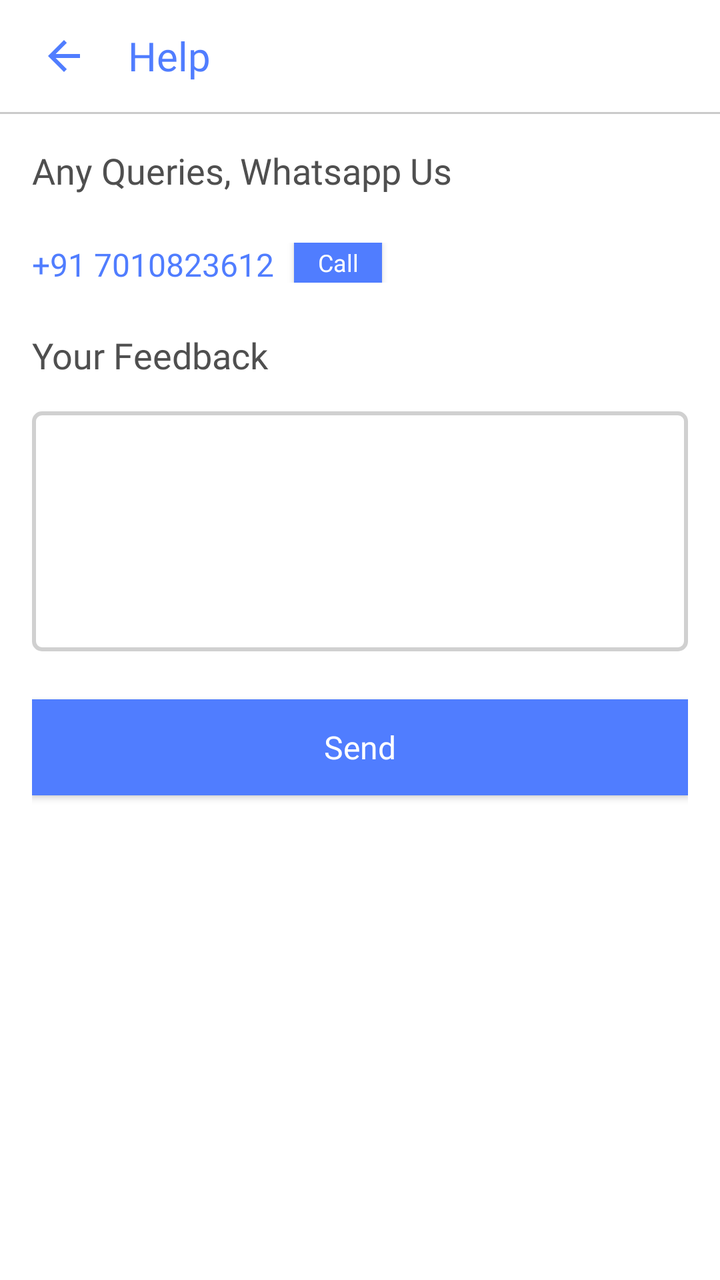
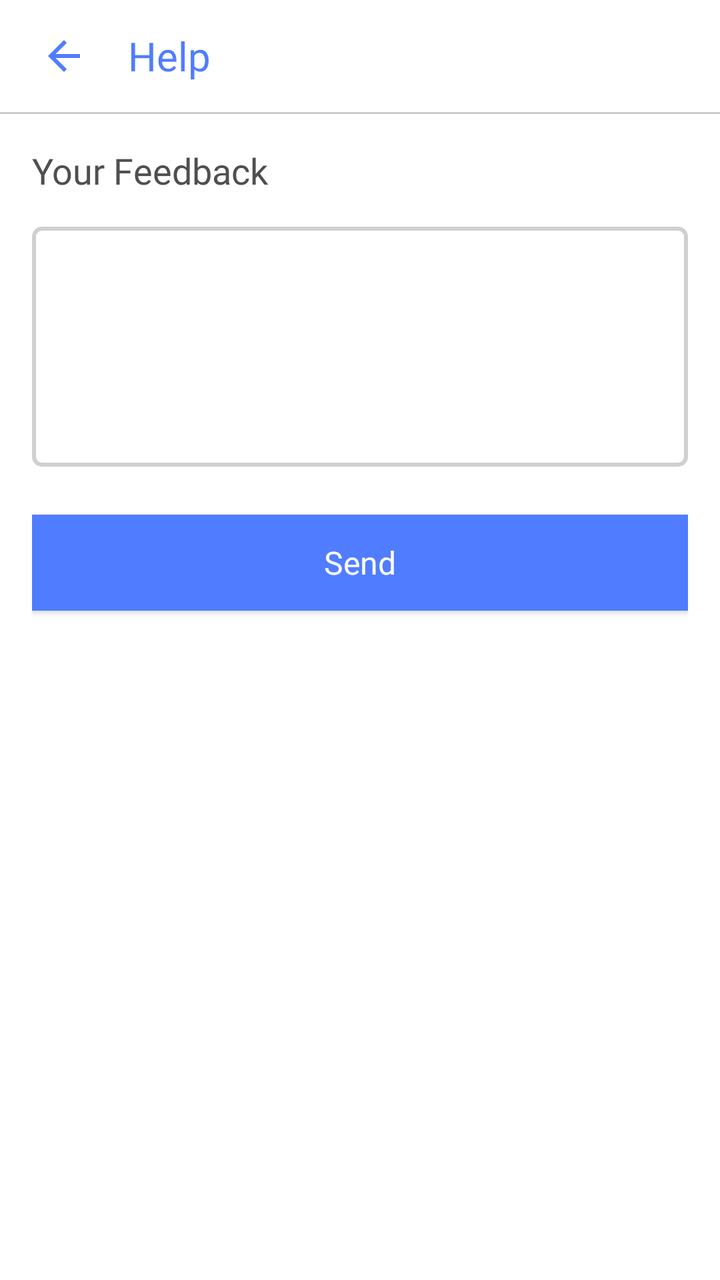

The first picture is an Android layout as it rendered before a commit; the second is the same layout after the commit. The layout source and the unified diff follow.
<!-- AndroidManifest.xml: application theme AppTheme -->
<!-- res/layout/fragment_help.xml -->
<?xml version="1.0" encoding="utf-8"?>
<LinearLayout xmlns:android="http://schemas.android.com/apk/res/android"
    xmlns:app="http://schemas.android.com/apk/res-auto"
    xmlns:tools="http://schemas.android.com/tools"
    android:id="@+id/help_fragment_layout"
    android:layout_width="match_parent"
    android:layout_height="match_parent"
    android:background="@color/white"
    android:orientation="vertical">

    <LinearLayout
        android:layout_width="match_parent"
        android:layout_height="?attr/actionBarSize"
        android:background="@color/white"
        android:orientation="horizontal">

        <ImageButton
            android:id="@+id/help_back"
            android:layout_width="wrap_content"
            android:layout_height="?attr/actionBarSize"
            android:background="@android:color/transparent"
            android:contentDescription="@string/app_name"
            android:paddingStart="20dp"
            android:paddingEnd="20dp"
            app:srcCompat="@drawable/ic_back_blue" />

        <TextView
            style="@style/TextStyle28"
            android:layout_width="0dp"
            android:layout_height="?attr/actionBarSize"
            android:layout_weight="1"
            android:gravity="center_vertical"
            android:text="@string/help" />

    </LinearLayout>

    <View
        android:layout_width="match_parent"
        android:layout_height="1dp"
        android:background="@color/divider" />

    <LinearLayout
        android:layout_width="match_parent"
        android:layout_height="match_parent"
        android:orientation="vertical"
        android:padding="16dp">

        <TextView
            style="@style/TextStyle21"
            android:layout_width="match_parent"
            android:layout_height="wrap_content"
            android:text="@string/any_queries_whatsapp"
            android:textSize="18sp" />

        <LinearLayout
            android:layout_width="match_parent"
            android:layout_height="wrap_content"
            android:layout_marginTop="24dp"
            android:orientation="horizontal">

            <TextView
                style="@style/TextStyle5"
                android:layout_width="wrap_content"
                android:layout_height="match_parent"
                android:text="@string/help_desk" />

            <Button
                android:id="@+id/help_call"
                style="@style/TextStyle31"
                android:layout_width="44dp"
                android:layout_height="20dp"
                android:layout_gravity="center"
                android:layout_marginStart="10dp"
                android:background="@color/lightish_blue"
                android:text="@string/call"
                android:textAllCaps="false" />

        </LinearLayout>

        <TextView
            style="@style/TextStyle21"
            android:layout_width="match_parent"
            android:layout_height="wrap_content"
            android:layout_marginTop="24dp"
            android:text="@string/your_feedback" />

        <EditText
            android:id="@+id/help_feedback"
            style="@style/TextStyle15"
            android:layout_width="match_parent"
            android:layout_height="120dp"
            android:layout_marginTop="16dp"
            android:background="@drawable/border_feedback"
            android:gravity="top"
            android:inputType="textNoSuggestions|textMultiLine"
            android:padding="10dp"
            tools:ignore="Autofill,LabelFor" />

        <Button
            android:id="@+id/help_send"
            style="@style/TextStyle7"
            android:layout_width="match_parent"
            android:layout_height="wrap_content"
            android:layout_marginTop="24dp"
            android:background="@color/colorPrimary"
            android:text="@string/send"
            android:textAllCaps="false" />

    </LinearLayout>

</LinearLayout>
<!-- resources referenced by this layout -->
<resources>
  <color name="colorPrimary">#507dff</color>
  <color name="divider">#80989898</color>
  <color name="lightish_blue">#507dff</color>
  <color name="white">#ffffff</color>
  <!-- drawable border_feedback (drawable) -->
  <?xml version="1.0" encoding="utf-8"?>
  <shape
      xmlns:android="http://schemas.android.com/apk/res/android"
      android:shape="rectangle">
  
      <corners android:radius="4dp"
          />
      <stroke
          android:width="2dp"
          android:color="#73989898" />
  </shape>
  <!-- drawable ic_back_blue (drawable) -->
  <vector xmlns:android="http://schemas.android.com/apk/res/android"
      android:width="24dp"
      android:height="24dp"
      android:tint="#507DFF"
      android:viewportWidth="24.0"
      android:viewportHeight="24.0">
      <path
          android:fillColor="#FF000000"
          android:pathData="M20,11H7.83l5.59,-5.59L12,4l-8,8 8,8 1.41,-1.41L7.83,13H20v-2z" />
  </vector>
  <string name="any_queries_whatsapp">Any Queries, Whatsapp Us</string>
  <string name="app_name">Drag</string>
  <string name="call">Call</string>
  <string name="help">Help</string>
  <string name="help_desk">+91 7010823612</string>
  <string name="send">Send</string>
  <string name="your_feedback">Your Feedback</string>
  <style name="TextStyle15">
          <item name="android:textSize">16sp</item>
          <item name="android:textColor">@color/greyish_brown</item>
          <item name="android:fontFamily">@font/montserrat_medium</item>
      </style>
  <style name="TextStyle21">
          <item name="android:textSize">18sp</item>
          <item name="android:textColor">@color/greyish_brown</item>
          <item name="android:fontFamily">@font/montserrat_medium</item>
      </style>
  <style name="TextStyle28">
          <item name="android:fontFamily">@font/montserrat_medium</item>
          <item name="android:textSize">20sp</item>
          <item name="android:textColor">@color/lightish_blue</item>
      </style>
  <style name="TextStyle31">
          <item name="android:textSize">12sp</item>
          <item name="android:textColor">@color/white</item>
          <item name="android:fontFamily">@font/montserrat_medium</item>
      </style>
  <style name="TextStyle5">
          <item name="android:textSize">16sp</item>
          <item name="android:textColor">@color/lightish_blue</item>
          <item name="android:fontFamily">@font/montserrat_medium</item>
      </style>
  <style name="TextStyle7">
          <item name="android:textColor">@color/white</item>
          <item name="android:textSize">16sp</item>
          <item name="android:fontFamily">@font/montserrat_semi_bold</item>
      </style>
  <style name="AppTheme" parent="Theme.AppCompat.Light.DarkActionBar">
          <item name="colorPrimary">@color/colorPrimary</item>
          <item name="colorPrimaryDark">@color/colorPrimaryDark</item>
          <item name="colorAccent">@color/colorAccent</item>
          <item name="windowActionBar">false</item>
          <item name="windowNoTitle">true</item>
      </style>
  <color name="greyish_brown">#4f4f4f</color>
  <color name="colorPrimaryDark">#527eff</color>
  <color name="colorAccent">#507dff</color>
</resources>

<!-- the commit's change to res/layout/fragment_help.xml (unified diff, before → after) -->
@@ -45,43 +45,14 @@
         android:orientation="vertical"
         android:padding="16dp">
 
-        <TextView
-            style="@style/TextStyle21"
-            android:layout_width="match_parent"
-            android:layout_height="wrap_content"
-            android:text="@string/any_queries_whatsapp"
-            android:textSize="18sp" />
+        
 
-        <LinearLayout
-            android:layout_width="match_parent"
-            android:layout_height="wrap_content"
-            android:layout_marginTop="24dp"
-            android:orientation="horizontal">
-
-            <TextView
-                style="@style/TextStyle5"
-                android:layout_width="wrap_content"
-                android:layout_height="match_parent"
-                android:text="@string/help_desk" />
-
-            <Button
-                android:id="@+id/help_call"
-                style="@style/TextStyle31"
-                android:layout_width="44dp"
-                android:layout_height="20dp"
-                android:layout_gravity="center"
-                android:layout_marginStart="10dp"
-                android:background="@color/lightish_blue"
-                android:text="@string/call"
-                android:textAllCaps="false" />
-
-        </LinearLayout>
+        
 
         <TextView
             style="@style/TextStyle21"
             android:layout_width="match_parent"
             android:layout_height="wrap_content"
-            android:layout_marginTop="24dp"
             android:text="@string/your_feedback" />
 
         <EditText
<!-- resource entries referenced after the edit -->
@@ -27,11 +27,8 @@
           android:fillColor="#FF000000"
           android:pathData="M20,11H7.83l5.59,-5.59L12,4l-8,8 8,8 1.41,-1.41L7.83,13H20v-2z" />
   </vector>
-  <string name="any_queries_whatsapp">Any Queries, Whatsapp Us</string>
   <string name="app_name">Drag</string>
-  <string name="call">Call</string>
   <string name="help">Help</string>
-  <string name="help_desk">+91 7010823612</string>
   <string name="send">Send</string>
   <string name="your_feedback">Your Feedback</string>
   <style name="TextStyle15">
@@ -48,16 +45,6 @@
           <item name="android:fontFamily">@font/montserrat_medium</item>
           <item name="android:textSize">20sp</item>
           <item name="android:textColor">@color/lightish_blue</item>
-      </style>
-  <style name="TextStyle31">
-          <item name="android:textSize">12sp</item>
-          <item name="android:textColor">@color/white</item>
-          <item name="android:fontFamily">@font/montserrat_medium</item>
-      </style>
-  <style name="TextStyle5">
-          <item name="android:textSize">16sp</item>
-          <item name="android:textColor">@color/lightish_blue</item>
-          <item name="android:fontFamily">@font/montserrat_medium</item>
       </style>
   <style name="TextStyle7">
           <item name="android:textColor">@color/white</item>
